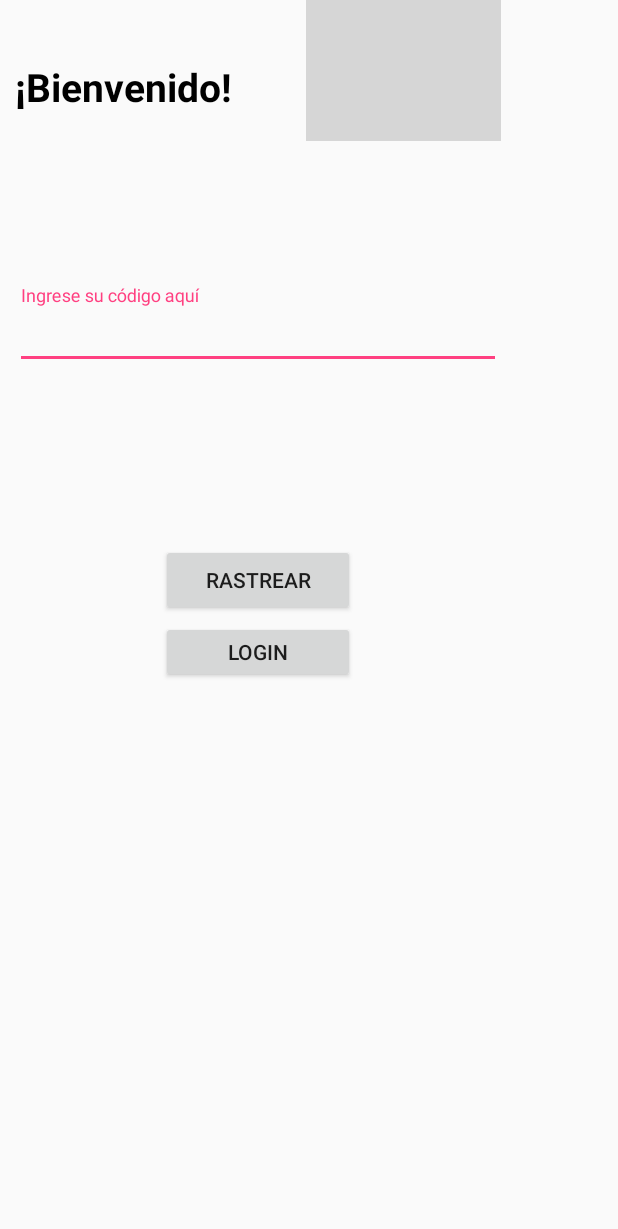
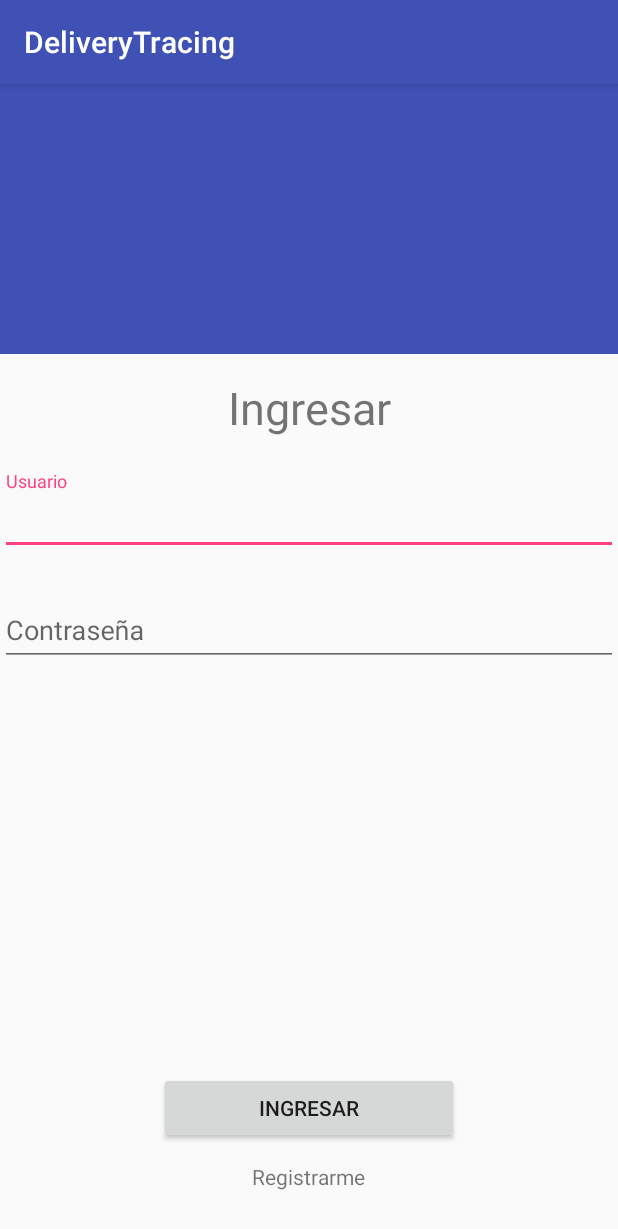
Before and after one commit to FelipeCastanho/DeliveryTracing, an Android app: the screen it shows after launch (MainActivity before the commit, LoginActivity after it), after a tap on "LOGIN", on a phone screen of 412 x 824 dp. Shown: the top 1229 px of the screen. Run offline under Robolectric (Android 15) with nearby library versions, the phone set to English and light mode, and no system bars; our stand-ins replace Firebase (no records; nobody signed in at launch, a user with empty details on screens opened directly); grey boxes are pictures that could not be loaded.

Commit message:
Vista login

```diff
--- a/app/build.gradle
+++ b/app/build.gradle
@@ -34,4 +34,6 @@ dependencies {
 
 
 
+
+
 apply plugin: 'com.google.gms.google-services'
--- a/app/src/main/AndroidManifest.xml
+++ b/app/src/main/AndroidManifest.xml
@@ -16,7 +16,8 @@
                 <category android:name="android.intent.category.LAUNCHER" />
             </intent-filter>
         </activity>
-        <activity android:name=".RastreoActivity"></activity>
+        <activity android:name=".RastreoActivity" />
+        <activity android:name=".LoginActivity"></activity>
     </application>
 
 </manifest>
--- /dev/null
+++ b/app/src/main/java/com/example/yoyo/deliverytracing/LoginActivity.java
@@ -0,0 +1,13 @@
+package com.example.yoyo.deliverytracing;
+
+import android.support.v7.app.AppCompatActivity;
+import android.os.Bundle;
+
+public class LoginActivity extends AppCompatActivity {
+
+    @Override
+    protected void onCreate(Bundle savedInstanceState) {
+        super.onCreate(savedInstanceState);
+        setContentView(R.layout.activity_login);
+    }
+}
--- a/app/src/main/java/com/example/yoyo/deliverytracing/MainActivity.java
+++ b/app/src/main/java/com/example/yoyo/deliverytracing/MainActivity.java
@@ -35,6 +35,9 @@ public class MainActivity extends AppCompatActivity{
             startActivity(newActivity );
         }
         else if(id.equals("login")){
+            Intent newActivity = new Intent(MainActivity.this,LoginActivity.class);
+            //.addFlags(Intent.FLAG_ACTIVITY_CLEAR_TASK | Intent.FLAG_ACTIVITY_NEW_TASK);
+            startActivity(newActivity );
         }
 
     }
--- /dev/null
+++ b/app/src/main/res/layout/activity_login.xml
@@ -0,0 +1,83 @@
+<?xml version="1.0" encoding="utf-8"?>
+<RelativeLayout xmlns:android="http://schemas.android.com/apk/res/android"
+    xmlns:app="http://schemas.android.com/apk/res-auto"
+    xmlns:tools="http://schemas.android.com/tools"
+    android:layout_width="match_parent"
+    android:layout_height="match_parent"
+    tools:context="com.example.yoyo.deliverytracing.LoginActivity"
+    >
+
+    <ImageView
+        android:id="@+id/imgLogin"
+        android:layout_width="match_parent"
+        android:layout_height="180dp"
+        app:srcCompat="?attr/colorPrimary" />
+
+    <TextView
+        android:id="@+id/textoIngresar"
+        android:layout_width="match_parent"
+        android:layout_height="wrap_content"
+        android:layout_alignParentLeft="true"
+        android:layout_alignParentStart="true"
+        android:layout_below="@+id/imgLogin"
+        android:layout_marginTop="15dp"
+        android:text="Ingresar"
+        android:textAlignment="center"
+        android:textSize="30sp" />
+
+    <android.support.design.widget.TextInputLayout
+        android:layout_width="match_parent"
+        android:layout_height="wrap_content"
+        android:id="@+id/textInputLayout"
+        android:layout_marginTop="22dp"
+        android:layout_below="@+id/textoIngresar"
+        android:layout_alignParentLeft="true"
+        android:layout_alignParentStart="true">
+
+        <EditText
+            android:id="@+id/usuario"
+            android:layout_width="match_parent"
+            android:layout_height="wrap_content"
+            android:hint="Usuario"
+            android:inputType="text" />
+    </android.support.design.widget.TextInputLayout>
+
+    <android.support.design.widget.TextInputLayout
+        android:layout_width="match_parent"
+        android:layout_height="wrap_content"
+        android:id="@+id/textInputLayout2"
+        android:layout_below="@+id/textInputLayout"
+        android:layout_alignParentLeft="true"
+        android:layout_alignParentStart="true"
+        android:layout_marginTop="18dp">
+
+        <EditText
+            android:id="@+id/contrasena"
+            android:layout_width="match_parent"
+            android:layout_height="wrap_content"
+            android:hint="Contraseña"
+            android:inputType="numberPassword" />
+    </android.support.design.widget.TextInputLayout>
+
+    <Button
+        android:id="@+id/botonIngresar"
+        android:layout_width="200dp"
+        android:layout_height="wrap_content"
+        android:layout_gravity="center"
+        android:text="Ingresar"
+        android:layout_above="@+id/textRegistrarme"
+        android:layout_centerHorizontal="true"
+        android:layout_marginBottom="12dp" />
+
+    <TextView
+        android:id="@+id/textRegistrarme"
+        android:layout_width="wrap_content"
+        android:layout_height="wrap_content"
+        android:layout_alignParentBottom="true"
+        android:layout_centerHorizontal="true"
+        android:layout_marginBottom="30dp"
+        android:text="Registrarme"
+        android:textAlignment="center" />
+
+
+</RelativeLayout>
```
